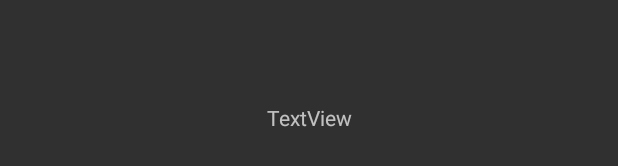
After one commit to Drawy-App/android, an Android app: the layout activity_details.xml on its own in the app's theme, with its tools: preview values and no code run, on a phone screen of 412 x 824 dp. The commit adds this screen. Shown: the part 500-666 px from the top of the screen. Run offline under Robolectric (Android 15) with nearby library versions, the phone set to English and light mode, and no system bars; Roboto replaces fonts that are not available here.

Commit message:
List finished, details started

```diff
--- a/app/src/main/AndroidManifest.xml
+++ b/app/src/main/AndroidManifest.xml
@@ -24,6 +24,9 @@
                 <category android:name="android.intent.category.LAUNCHER" />
             </intent-filter>
         </activity>
+        <activity android:name=".DetailsActivity"
+            android:screenOrientation="portrait">
+        </activity>
         <meta-data
             android:name="preloaded_fonts"
             android:resource="@array/preloaded_fonts" />
--- a/app/src/main/java/ru/landyrev/howtodraw/CameraActivity.kt
+++ b/app/src/main/java/ru/landyrev/howtodraw/CameraActivity.kt
@@ -6,6 +6,7 @@ import android.content.pm.PackageManager
 import android.os.Bundle
 import android.support.v4.app.ActivityCompat
 import android.support.v4.content.ContextCompat
+import ru.landyrev.howtodraw.util.Camera
 
 
 class CameraActivity : Activity() {
--- a/app/src/main/java/ru/landyrev/howtodraw/MainActivity.kt
+++ b/app/src/main/java/ru/landyrev/howtodraw/MainActivity.kt
@@ -5,6 +5,7 @@ import android.support.v7.app.AppCompatActivity
 import android.support.v7.widget.LinearLayoutManager
 import android.support.v7.widget.RecyclerView
 import ru.landyrev.howtodraw.data.LevelsAdapter
+import ru.landyrev.howtodraw.data.LevelsData
 
 class MainActivity : AppCompatActivity() {
     private lateinit var mRecyclerView: RecyclerView
@@ -13,6 +14,7 @@ class MainActivity : AppCompatActivity() {
 
     override fun onCreate(savedInstanceState: Bundle?) {
         super.onCreate(savedInstanceState)
+        LevelsData.loadImages(this)
         setContentView(R.layout.activity_main)
 
         mLayoutManager = LinearLayoutManager(this)
--- a/app/src/main/java/ru/landyrev/howtodraw/Camera.kt
+++ b/app/src/main/java/ru/landyrev/howtodraw/util/Camera.kt
@@ -1,4 +1,4 @@
-package ru.landyrev.howtodraw
+package ru.landyrev.howtodraw.util
 
 import android.app.Activity
 import android.content.Context
--- /dev/null
+++ b/app/src/main/res/layout/activity_details.xml
@@ -0,0 +1,16 @@
+<?xml version="1.0" encoding="utf-8"?>
+<android.support.constraint.ConstraintLayout
+    xmlns:android="http://schemas.android.com/apk/res/android"
+    xmlns:app="http://schemas.android.com/apk/res-auto"
+    xmlns:tools="http://schemas.android.com/tools"
+    android:layout_width="match_parent"
+    android:layout_height="match_parent">
+
+    <TextView
+        android:id="@+id/detailsTitleView"
+        android:layout_width="match_parent"
+        android:layout_height="match_parent"
+        android:gravity="center"
+        android:text="TextView"
+        android:textAlignment="center" />
+</android.support.constraint.ConstraintLayout>
```
Also changed, not shown: app/src/main/java/ru/landyrev/howtodraw/DetailsActivity.kt (added, +19 -0 lines), app/src/main/java/ru/landyrev/howtodraw/data/Level.kt (+18 -1 lines), app/src/main/java/ru/landyrev/howtodraw/data/LevelsAdapter.kt (+29 -12 lines), app/src/main/java/ru/landyrev/howtodraw/data/LevelsData.kt (+16 -9 lines).
